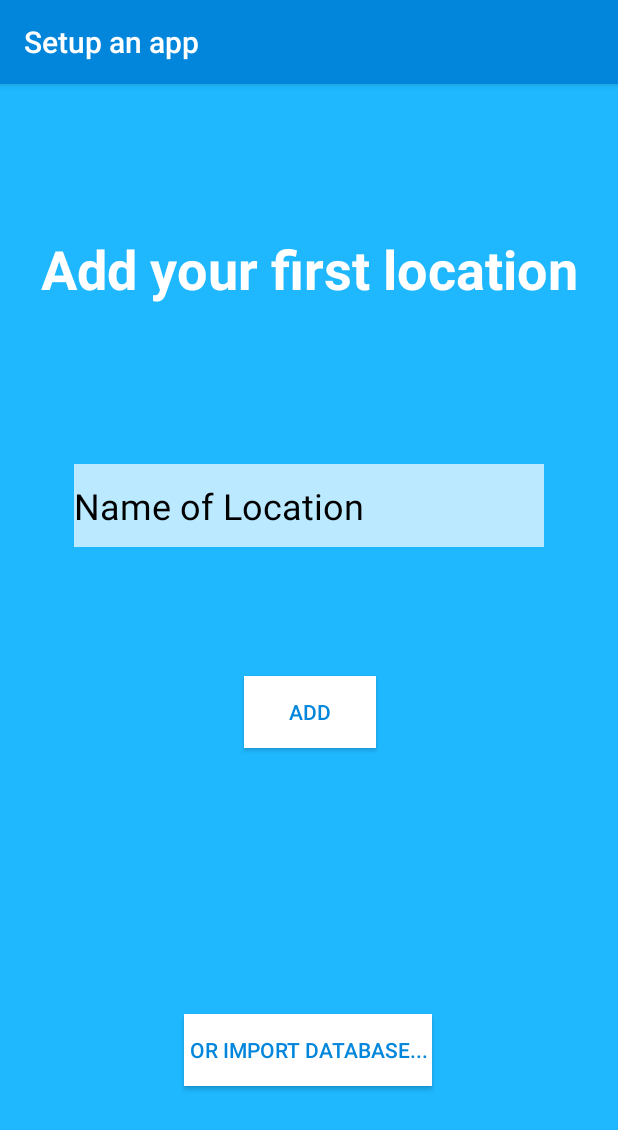
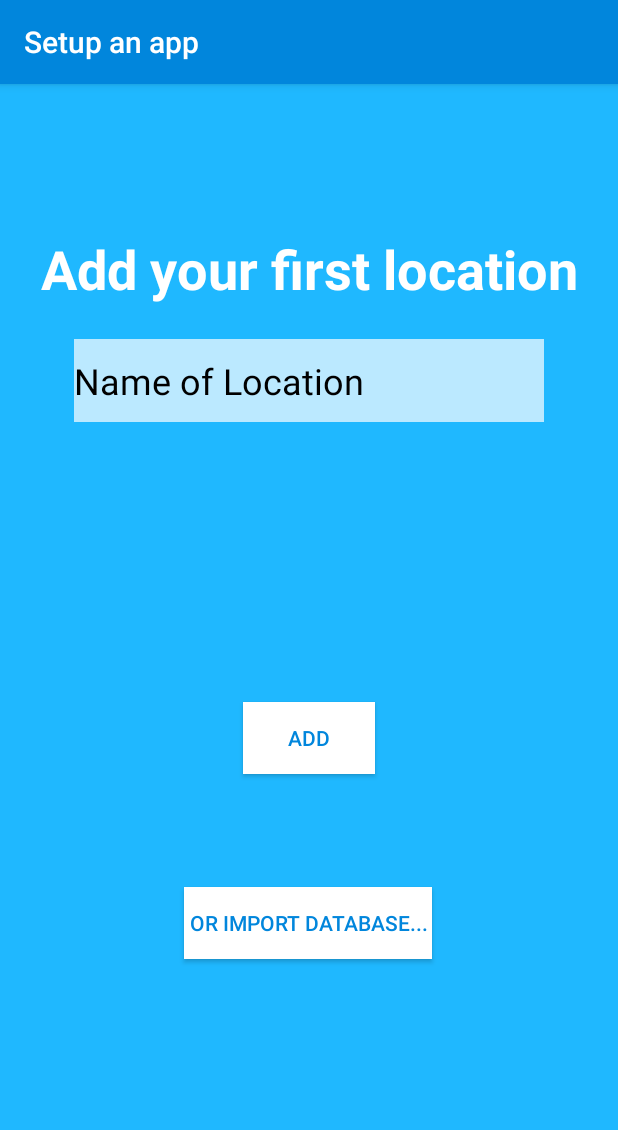
Before and after one commit to KamilStrozyk/BoxEvidence, an Android app: the FirstFragment screen opened directly, with no data from a screen before it, on a phone screen of 412 x 824 dp. Shown: the top 1130 px of the screen. Run offline under Robolectric (Android 15) with nearby library versions, the phone set to English and light mode, and no system bars.

Commit message:
fix scalling

```diff
--- a/app/src/main/res/layout/activity_main.xml
+++ b/app/src/main/res/layout/activity_main.xml
@@ -28,8 +28,8 @@
 
     <TextView
         android:id="@+id/setupText"
-        android:layout_width="377dp"
-        android:layout_height="96dp"
+        android:layout_width="320dp"
+        android:layout_height="95dp"
         android:layout_marginStart="16dp"
         android:layout_marginLeft="16dp"
         android:layout_marginTop="276dp"
--- a/app/src/main/res/layout/fragment_first.xml
+++ b/app/src/main/res/layout/fragment_first.xml
@@ -31,18 +31,17 @@
         style="@style/Widget.AppCompat.Button"
         android:layout_width="wrap_content"
         android:layout_height="wrap_content"
-        android:layout_marginStart="161dp"
-        android:layout_marginLeft="161dp"
-        android:layout_marginTop="68dp"
-        android:layout_marginEnd="161dp"
-        android:layout_marginRight="161dp"
-        android:layout_marginBottom="307dp"
+        android:layout_marginStart="16dp"
+        android:layout_marginLeft="16dp"
+        android:layout_marginTop="34dp"
+        android:layout_marginEnd="16dp"
+        android:layout_marginRight="16dp"
+        android:layout_marginBottom="155dp"
         android:background="@color/design_default_color_background"
         android:text="Add"
         android:textColor="@color/colorPrimary"
         app:layout_constraintBottom_toBottomOf="parent"
         app:layout_constraintEnd_toEndOf="parent"
-        app:layout_constraintHorizontal_bias="1.0"
         app:layout_constraintStart_toStartOf="parent"
         app:layout_constraintTop_toBottomOf="@+id/name" />
 
@@ -53,10 +52,10 @@
         android:layout_height="wrap_content"
         android:layout_marginStart="124dp"
         android:layout_marginLeft="124dp"
-        android:layout_marginTop="620dp"
+        android:layout_marginTop="400dp"
         android:layout_marginEnd="125dp"
         android:layout_marginRight="125dp"
-        android:layout_marginBottom="100dp"
+        android:layout_marginBottom="50dp"
         android:background="@color/design_default_color_background"
         android:text=" Or import database... "
         android:textColor="@color/colorPrimary"
@@ -69,12 +68,12 @@
         android:id="@+id/name"
         android:layout_width="313dp"
         android:layout_height="55dp"
-        android:layout_marginStart="49dp"
-        android:layout_marginLeft="49dp"
-        android:layout_marginTop="253dp"
-        android:layout_marginEnd="49dp"
-        android:layout_marginRight="49dp"
-        android:layout_marginBottom="423dp"
+        android:layout_marginStart="8dp"
+        android:layout_marginLeft="8dp"
+        android:layout_marginTop="170dp"
+        android:layout_marginEnd="8dp"
+        android:layout_marginRight="8dp"
+        android:layout_marginBottom="250dp"
         android:background="@color/colorAccentLight"
         android:ems="10"
         android:inputType="textPersonName"
@@ -83,7 +82,6 @@
         android:textSize="24sp"
         app:layout_constraintBottom_toBottomOf="parent"
         app:layout_constraintEnd_toEndOf="parent"
-        app:layout_constraintHorizontal_bias="0.0"
         app:layout_constraintStart_toStartOf="parent"
         app:layout_constraintTop_toTopOf="parent"
         app:layout_constraintVertical_bias="0.0" />
--- a/app/src/main/res/layout/fragment_second.xml
+++ b/app/src/main/res/layout/fragment_second.xml
@@ -12,16 +12,17 @@
         android:layout_height="wrap_content"
         android:layout_marginStart="16dp"
         android:layout_marginLeft="16dp"
+        android:layout_marginTop="155dp"
         android:layout_marginEnd="16dp"
         android:layout_marginRight="16dp"
         android:text="That's all- you can start using your app!"
+        android:textAlignment="center"
         android:textColor="@color/design_default_color_background"
         android:textSize="36sp"
         android:textStyle="bold"
-        android:textAlignment="center"
         app:layout_constraintEnd_toEndOf="parent"
         app:layout_constraintStart_toStartOf="parent"
-        tools:layout_editor_absoluteY="273dp" />
+        app:layout_constraintTop_toTopOf="parent" />
 
     <Button
         android:id="@+id/button_finish"
```
